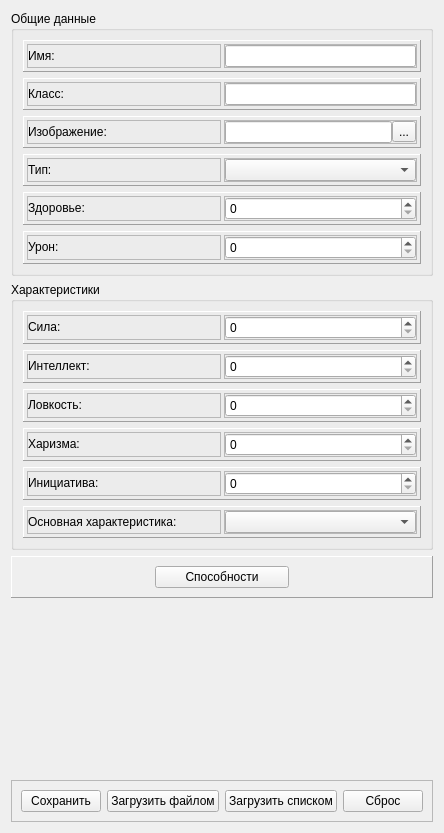
Qt form forms/fmaddperson.ui (hospitaler17/gamehelper) before a commit.
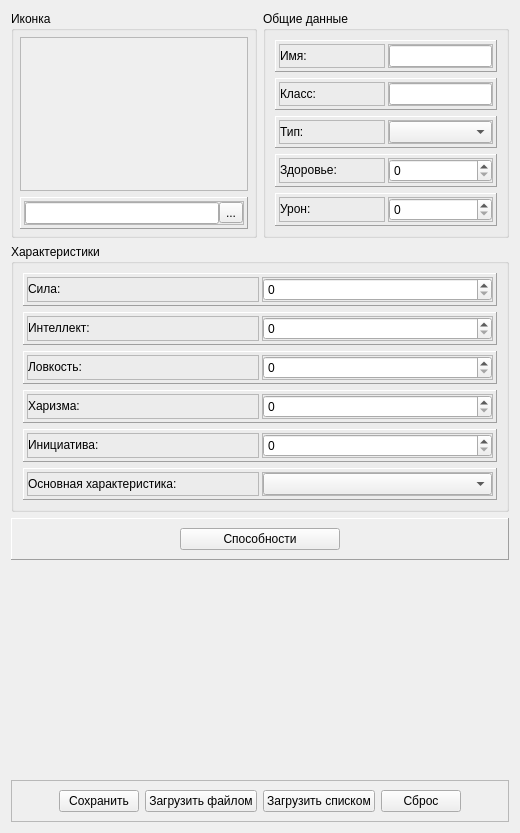
The same form after that commit. Custom widgets are drawn as their Qt base class.

Patch:
```diff
--- a/forms/fmaddperson.ui
+++ b/forms/fmaddperson.ui
@@ -6,16 +6,22 @@
    <rect>
     <x>0</x>
     <y>0</y>
-    <width>441</width>
+    <width>520</width>
     <height>833</height>
    </rect>
   </property>
   <property name="windowTitle">
    <string>Form</string>
   </property>
-  <layout class="QVBoxLayout" name="verticalLayout_3">
-   <item>
+  <layout class="QGridLayout" name="gridLayout">
+   <item row="0" column="1">
     <widget class="QGroupBox" name="gb_common_data">
+     <property name="sizePolicy">
+      <sizepolicy hsizetype="Preferred" vsizetype="Preferred">
+       <horstretch>2</horstretch>
+       <verstretch>0</verstretch>
+      </sizepolicy>
+     </property>
      <property name="title">
       <string>Общие данные</string>
      </property>
@@ -258,132 +264,6 @@
         </layout>
        </widget>
       </item>
-      <item>
-       <widget class="QFrame" name="frame_pic">
-        <property name="frameShape">
-         <enum>QFrame::Panel</enum>
-        </property>
-        <property name="frameShadow">
-         <enum>QFrame::Raised</enum>
-        </property>
-        <layout class="QHBoxLayout" name="horizontalLayout_2">
-         <property name="spacing">
-          <number>3</number>
-         </property>
-         <property name="sizeConstraint">
-          <enum>QLayout::SetDefaultConstraint</enum>
-         </property>
-         <property name="leftMargin">
-          <number>3</number>
-         </property>
-         <property name="topMargin">
-          <number>3</number>
-         </property>
-         <property name="rightMargin">
-          <number>3</number>
-         </property>
-         <property name="bottomMargin">
-          <number>3</number>
-         </property>
-         <item>
-          <widget class="QFrame" name="frame">
-           <property name="sizePolicy">
-            <sizepolicy hsizetype="Preferred" vsizetype="Preferred">
-             <horstretch>50</horstretch>
-             <verstretch>0</verstretch>
-            </sizepolicy>
-           </property>
-           <property name="frameShape">
-            <enum>QFrame::StyledPanel</enum>
-           </property>
-           <property name="frameShadow">
-            <enum>QFrame::Raised</enum>
-           </property>
-           <layout class="QHBoxLayout" name="horizontalLayout_4">
-            <property name="spacing">
-             <number>0</number>
-            </property>
-            <property name="leftMargin">
-             <number>0</number>
-            </property>
-            <property name="topMargin">
-             <number>0</number>
-            </property>
-            <property name="rightMargin">
-             <number>0</number>
-            </property>
-            <property name="bottomMargin">
-             <number>0</number>
-            </property>
-            <item>
-             <widget class="QLabel" name="lbl_pic">
-              <property name="sizePolicy">
-               <sizepolicy hsizetype="Preferred" vsizetype="Maximum">
-                <horstretch>0</horstretch>
-                <verstretch>0</verstretch>
-               </sizepolicy>
-              </property>
-              <property name="text">
-               <string>Изображение:</string>
-              </property>
-             </widget>
-            </item>
-           </layout>
-          </widget>
-         </item>
-         <item>
-          <widget class="QFrame" name="frame_2">
-           <property name="sizePolicy">
-            <sizepolicy hsizetype="Preferred" vsizetype="Preferred">
-             <horstretch>50</horstretch>
-             <verstretch>50</verstretch>
-            </sizepolicy>
-           </property>
-           <property name="frameShape">
-            <enum>QFrame::StyledPanel</enum>
-           </property>
-           <property name="frameShadow">
-            <enum>QFrame::Raised</enum>
-           </property>
-           <layout class="QHBoxLayout" name="horizontalLayout_3">
-            <property name="spacing">
-             <number>0</number>
-            </property>
-            <property name="leftMargin">
-             <number>0</number>
-            </property>
-            <property name="topMargin">
-             <number>0</number>
-            </property>
-            <property name="rightMargin">
-             <number>0</number>
-            </property>
-            <property name="bottomMargin">
-             <number>0</number>
-            </property>
-            <item>
-             <widget class="QLineEdit" name="le_pic">
-              <property name="sizePolicy">
-               <sizepolicy hsizetype="Expanding" vsizetype="Maximum">
-                <horstretch>0</horstretch>
-                <verstretch>0</verstretch>
-               </sizepolicy>
-              </property>
-             </widget>
-            </item>
-            <item>
-             <widget class="QToolButton" name="tb_pic">
-              <property name="text">
-               <string>...</string>
-              </property>
-             </widget>
-            </item>
-           </layout>
-          </widget>
-         </item>
-        </layout>
-       </widget>
-      </item>
       <item>
        <widget class="QFrame" name="frame_type">
         <property name="frameShape">
@@ -731,7 +611,158 @@
      </layout>
     </widget>
    </item>
-   <item>
+   <item row="3" column="1">
+    <spacer name="verticalSpacer">
+     <property name="orientation">
+      <enum>Qt::Vertical</enum>
+     </property>
+     <property name="sizeHint" stdset="0">
+      <size>
+       <width>20</width>
+       <height>179</height>
+      </size>
+     </property>
+    </spacer>
+   </item>
+   <item row="0" column="0">
+    <widget class="QGroupBox" name="groupBox">
+     <property name="sizePolicy">
+      <sizepolicy hsizetype="Preferred" vsizetype="Preferred">
+       <horstretch>2</horstretch>
+       <verstretch>0</verstretch>
+      </sizepolicy>
+     </property>
+     <property name="title">
+      <string>Иконка</string>
+     </property>
+     <layout class="QVBoxLayout" name="verticalLayout_3">
+      <property name="leftMargin">
+       <number>6</number>
+      </property>
+      <property name="topMargin">
+       <number>6</number>
+      </property>
+      <property name="rightMargin">
+       <number>6</number>
+      </property>
+      <property name="bottomMargin">
+       <number>6</number>
+      </property>
+      <item>
+       <widget class="ScaledPixmap" name="le_pixmap_person">
+        <property name="sizePolicy">
+         <sizepolicy hsizetype="Preferred" vsizetype="Preferred">
+          <horstretch>0</horstretch>
+          <verstretch>10</verstretch>
+         </sizepolicy>
+        </property>
+        <property name="autoFillBackground">
+         <bool>true</bool>
+        </property>
+        <property name="frameShape">
+         <enum>QFrame::StyledPanel</enum>
+        </property>
+        <property name="text">
+         <string/>
+        </property>
+        <property name="scaledContents">
+         <bool>false</bool>
+        </property>
+        <property name="alignment">
+         <set>Qt::AlignCenter</set>
+        </property>
+       </widget>
+      </item>
+      <item>
+       <widget class="QFrame" name="frame_pic">
+        <property name="sizePolicy">
+         <sizepolicy hsizetype="Preferred" vsizetype="Preferred">
+          <horstretch>0</horstretch>
+          <verstretch>1</verstretch>
+         </sizepolicy>
+        </property>
+        <property name="frameShape">
+         <enum>QFrame::Panel</enum>
+        </property>
+        <property name="frameShadow">
+         <enum>QFrame::Raised</enum>
+        </property>
+        <layout class="QHBoxLayout" name="horizontalLayout_2">
+         <property name="spacing">
+          <number>3</number>
+         </property>
+         <property name="sizeConstraint">
+          <enum>QLayout::SetDefaultConstraint</enum>
+         </property>
+         <property name="leftMargin">
+          <number>3</number>
+         </property>
+         <property name="topMargin">
+          <number>3</number>
+         </property>
+         <property name="rightMargin">
+          <number>3</number>
+         </property>
+         <property name="bottomMargin">
+          <number>3</number>
+         </property>
+         <item>
+          <widget class="QFrame" name="frame_2">
+           <property name="sizePolicy">
+            <sizepolicy hsizetype="Preferred" vsizetype="Preferred">
+             <horstretch>50</horstretch>
+             <verstretch>50</verstretch>
+            </sizepolicy>
+           </property>
+           <property name="frameShape">
+            <enum>QFrame::StyledPanel</enum>
+           </property>
+           <property name="frameShadow">
+            <enum>QFrame::Raised</enum>
+           </property>
+           <layout class="QHBoxLayout" name="horizontalLayout_3">
+            <property name="spacing">
+             <number>0</number>
+            </property>
+            <property name="leftMargin">
+             <number>0</number>
+            </property>
+            <property name="topMargin">
+             <number>0</number>
+            </property>
+            <property name="rightMargin">
+             <number>0</number>
+            </property>
+            <property name="bottomMargin">
+             <number>0</number>
+            </property>
+            <item>
+             <widget class="QLineEdit" name="le_pic">
+              <property name="sizePolicy">
+               <sizepolicy hsizetype="Expanding" vsizetype="Maximum">
+                <horstretch>0</horstretch>
+                <verstretch>0</verstretch>
+               </sizepolicy>
+              </property>
+             </widget>
+            </item>
+            <item>
+             <widget class="QToolButton" name="tb_pic">
+              <property name="text">
+               <string>...</string>
+              </property>
+             </widget>
+            </item>
+           </layout>
+          </widget>
+         </item>
+        </layout>
+       </widget>
+      </item>
+     </layout>
+    </widget>
+   </item>
+   <item row="1" column="0" colspan="2">
     <widget class="QGroupBox" name="gb_chars">
      <property name="title">
       <string>Характеристики</string>
@@ -1432,7 +1463,7 @@
      </layout>
     </widget>
    </item>
-   <item>
+   <item row="2" column="0" colspan="2">
     <widget class="QFrame" name="frame_buttons_2">
      <property name="frameShape">
       <enum>QFrame::Panel</enum>
@@ -1483,20 +1514,7 @@
      </layout>
     </widget>
    </item>
-   <item>
-    <spacer name="verticalSpacer">
-     <property name="orientation">
-      <enum>Qt::Vertical</enum>
-     </property>
-     <property name="sizeHint" stdset="0">
-      <size>
-       <width>20</width>
-       <height>179</height>
-      </size>
-     </property>
-    </spacer>
-   </item>
-   <item>
+   <item row="4" column="0" colspan="2">
     <widget class="QFrame" name="frame_buttons">
      <property name="frameShape">
       <enum>QFrame::StyledPanel</enum>
@@ -1582,6 +1600,13 @@
    </item>
   </layout>
  </widget>
+ <customwidgets>
+  <customwidget>
+   <class>ScaledPixmap</class>
+   <extends>QLabel</extends>
+   <header>scaledpixmap.h</header>
+  </customwidget>
+ </customwidgets>
  <resources/>
  <connections/>
 </ui>
```
